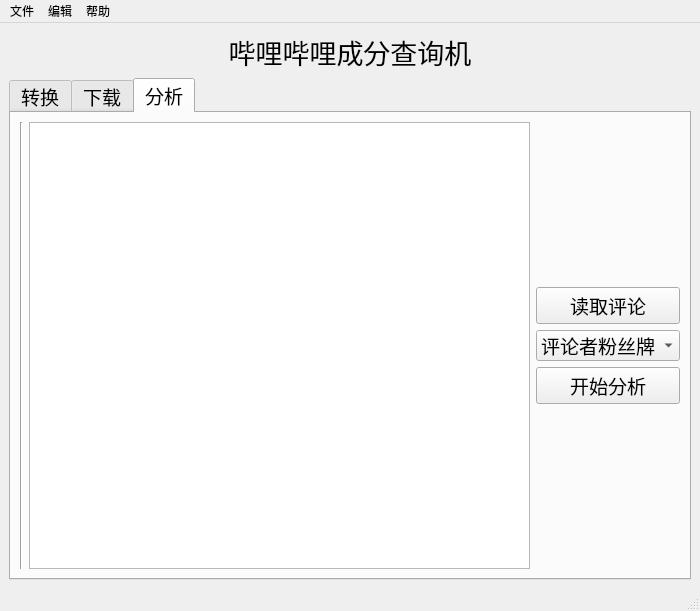
Before: the Qt Designer form bilianalyzer/ui/main_window.ui in XTZ206/BiliAnalyzer, drawn with Qt 5.
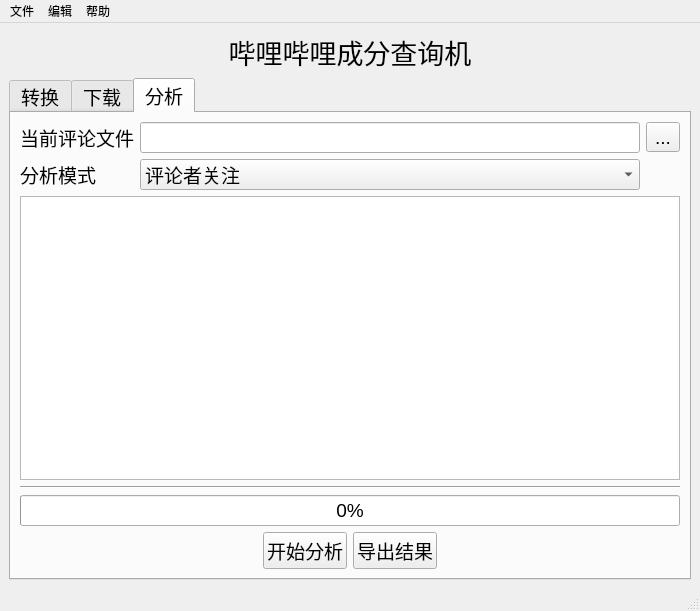
After: the same form once the commit is applied. The open tabs and pages were chosen to show the change. Icons and pictures are not drawn.

Commit message: feat: 添加分析模块的进度条功能

```diff
--- a/bilianalyzer/ui/main_window.ui
+++ b/bilianalyzer/ui/main_window.ui
@@ -443,13 +443,48 @@
        <attribute name="title">
         <string>分析</string>
        </attribute>
-       <layout class="QHBoxLayout" name="horizontalLayout">
+       <layout class="QVBoxLayout" name="verticalLayout_4">
         <item>
-         <widget class="Line" name="analyzeLine">
-          <property name="orientation">
-           <enum>Qt::Vertical</enum>
-          </property>
-         </widget>
+         <layout class="QGridLayout" name="analyzeInfoLayout">
+          <item row="0" column="0">
+           <widget class="QLabel" name="analyzeCmtfileLabel">
+            <property name="text">
+             <string>当前评论文件</string>
+            </property>
+           </widget>
+          </item>
+          <item row="0" column="1">
+           <widget class="QLineEdit" name="analyzeCmtfileInput"/>
+          </item>
+          <item row="0" column="2">
+           <widget class="QToolButton" name="analyzeCmtfileButton">
+            <property name="text">
+             <string>...</string>
+            </property>
+           </widget>
+          </item>
+          <item row="1" column="0">
+           <widget class="QLabel" name="analyzeModeLabel">
+            <property name="text">
+             <string>分析模式</string>
+            </property>
+           </widget>
+          </item>
+          <item row="1" column="1">
+           <widget class="QComboBox" name="analyzeModeBox">
+            <item>
+             <property name="text">
+              <string>评论者关注</string>
+             </property>
+            </item>
+            <item>
+             <property name="text">
+              <string>评论者粉丝牌</string>
+             </property>
+            </item>
+           </widget>
+          </item>
+         </layout>
         </item>
         <item>
          <widget class="QTableWidget" name="analyzeTable">
@@ -462,57 +497,83 @@
          </widget>
         </item>
         <item>
-         <layout class="QVBoxLayout" name="analyzeLayout">
+         <widget class="Line" name="analyzeLine">
+          <property name="orientation">
+           <enum>Qt::Horizontal</enum>
+          </property>
+         </widget>
+        </item>
+        <item>
+         <widget class="QProgressBar" name="analyzeProgress">
+          <property name="font">
+           <font>
+            <pointsize>14</pointsize>
+           </font>
+          </property>
+          <property name="minimum">
+           <number>0</number>
+          </property>
+          <property name="maximum">
+           <number>1</number>
+          </property>
+          <property name="value">
+           <number>0</number>
+          </property>
+          <property name="alignment">
+           <set>Qt::AlignJustify|Qt::AlignVCenter</set>
+          </property>
+          <property name="textVisible">
+           <bool>true</bool>
+          </property>
+          <property name="invertedAppearance">
+           <bool>false</bool>
+          </property>
+          <property name="textDirection">
+           <enum>QProgressBar::TopToBottom</enum>
+          </property>
+          <property name="format">
+           <string>%p%</string>
+          </property>
+         </widget>
+        </item>
+        <item>
+         <layout class="QHBoxLayout" name="analyzeControlLayout">
           <item>
-           <spacer name="analyzeSpacer_up">
+           <spacer name="analyzeControlSpacer_left">
             <property name="orientation">
-             <enum>Qt::Vertical</enum>
+             <enum>Qt::Horizontal</enum>
             </property>
             <property name="sizeHint" stdset="0">
              <size>
-              <width>20</width>
-              <height>40</height>
+              <width>40</width>
+              <height>20</height>
              </size>
             </property>
            </spacer>
           </item>
           <item>
-           <widget class="QPushButton" name="readButton">
-            <property name="text">
-             <string>读取评论</string>
-            </property>
-           </widget>
-          </item>
-          <item>
-           <widget class="QComboBox" name="analyzeComboBox">
-            <item>
-             <property name="text">
-              <string>评论者粉丝牌</string>
-             </property>
-            </item>
-            <item>
-             <property name="text">
-              <string>评论者关注</string>
-             </property>
-            </item>
-           </widget>
-          </item>
-          <item>
-           <widget class="QPushButton" name="analyzeButton">
+           <widget class="QPushButton" name="analyzeRunButton">
             <property name="text">
              <string>开始分析</string>
             </property>
            </widget>
           </item>
           <item>
-           <spacer name="analyzeSpacer_down">
+           <widget class="QPushButton" name="analyzeExportButton">
+            <property name="text">
+             <string>导出结果</string>
+            </property>
+           </widget>
+          </item>
+          <item>
+           <spacer name="analyzeControlSpacer_right">
             <property name="orientation">
-             <enum>Qt::Vertical</enum>
+             <enum>Qt::Horizontal</enum>
             </property>
             <property name="sizeHint" stdset="0">
              <size>
-              <width>20</width>
-              <height>40</height>
+              <width>40</width>
+              <height>20</height>
              </size>
             </property>
            </spacer>
```
Left out of the diff: 16 changed lines with no effect on the pictures. The commit also changes 1 other file.
